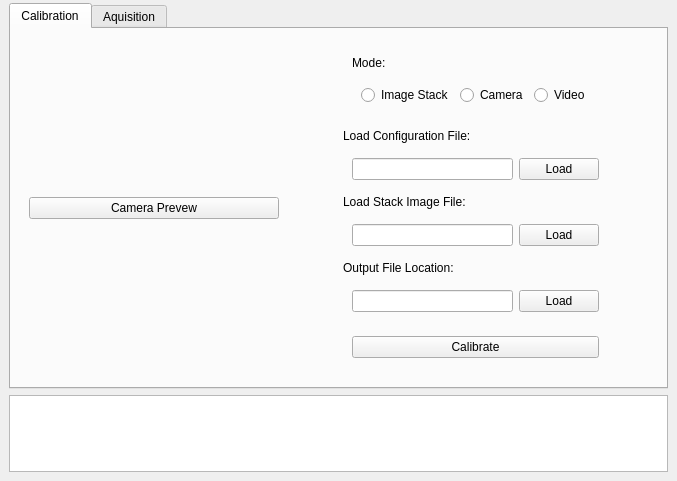
lluchiari/PTADetector, file forms/ptawindow.ui: the form before one commit.
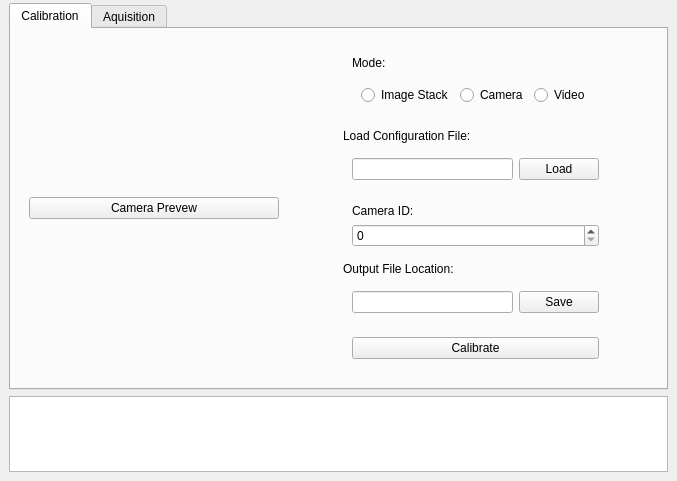
The form after the commit.

Commit message: Interface Improvements: Bugfix on the radio button logic; Adding stack widget according with the radio button mode. Interface running all the calibrations. Video calibration not testes. TODO improve the calibration itself

The edit to the form file:
```diff
--- a/forms/ptawindow.ui
+++ b/forms/ptawindow.ui
@@ -171,6 +171,42 @@
           <item>
            <layout class="QVBoxLayout" name="StackImageFileLayout">
             <item>
+             <widget class="QStackedWidget" name="CameraStackedWidget">
+              <property name="currentIndex">
+               <number>0</number>
+              </property>
+              <widget class="QWidget" name="CameraIDWidget">
+               <property name="sizePolicy">
+                <sizepolicy hsizetype="Minimum" vsizetype="Minimum">
+                 <horstretch>0</horstretch>
+                 <verstretch>0</verstretch>
+                </sizepolicy>
+               </property>
+               <layout class="QVBoxLayout" name="vertical_layout_6">
+                <item>
+                 <widget class="QLabel" name="CameraIDLabel">
+                  <property name="text">
+                   <string>Camera ID:</string>
+                  </property>
+                 </widget>
+                </item>
+                <item>
+                 <widget class="QSpinBox" name="CameraIDSpinBox"/>
+                </item>
+                <item>
+                 <layout class="QHBoxLayout" name="vertica_layout_6"/>
+                </item>
+               </layout>
+              </widget>
+              <widget class="QWidget" name="StackImageFileWidget">
+               <property name="sizePolicy">
+                <sizepolicy hsizetype="Minimum" vsizetype="Minimum">
+                 <horstretch>0</horstretch>
+                 <verstretch>0</verstretch>
+                </sizepolicy>
+               </property>
+               <layout class="QVBoxLayout" name="vertical_layout_6">
+                <item>
              <widget class="QLabel" name="StackImageFileLabel">
               <property name="text">
                <string>Load Stack Image File:</string>
@@ -178,14 +214,7 @@
              </widget>
             </item>
             <item>
-             <widget class="QWidget" name="StackImageFileWidget" native="true">
-              <property name="sizePolicy">
-               <sizepolicy hsizetype="Minimum" vsizetype="Minimum">
-                <horstretch>0</horstretch>
-                <verstretch>0</verstretch>
-               </sizepolicy>
-              </property>
-              <layout class="QHBoxLayout" name="horizontalLayout_2">
+                 <layout class="QHBoxLayout" name="vertica_layout_6">
                <item>
                 <widget class="QLineEdit" name="StackImageFileLineEdit"/>
                </item>
@@ -197,6 +226,9 @@
                 </widget>
                </item>
               </layout>
+                </item>
+               </layout>
+              </widget>
              </widget>
             </item>
            </layout>
@@ -225,7 +257,7 @@
                <item>
                 <widget class="QPushButton" name="OutputFilePushButton">
                  <property name="text">
-                  <string>Load</string>
+                  <string>Save</string>
                  </property>
                 </widget>
                </item>
```
Left out of the diff: 76 changed lines with no effect on the pictures. Lines whose indentation alone changed are shown as unchanged. The commit also changes 7 other files.
